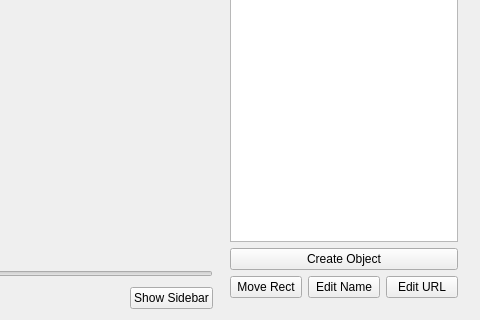
The window that mainwindow.ui (NemirovD/ThesisVideAnnotator) describes before a commit, drawn with Qt 5; both pictures show x 485 to 965 and y 263 to 583 of the 965 by 583 pixel window.
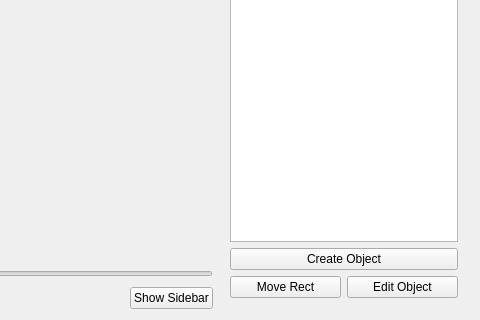
The same window after the commit. Custom widgets are drawn as their Qt base class.

```diff
--- a/mainwindow.ui
+++ b/mainwindow.ui
@@ -128,19 +128,15 @@
            <property name="text">
             <string>Move Rect</string>
            </property>
-          </widget>
-         </item>
-         <item>
-          <widget class="QPushButton" name="pushButton_2">
-           <property name="text">
-            <string>Edit Name</string>
+           <property name="checkable">
+            <bool>true</bool>
            </property>
           </widget>
          </item>
          <item>
           <widget class="QPushButton" name="pushButton_3">
            <property name="text">
-            <string>Edit URL</string>
+            <string>Edit Object</string>
            </property>
           </widget>
          </item>
@@ -187,6 +183,11 @@
    <extends>QLabel</extends>
    <header>vidlabel.h</header>
   </customwidget>
+  <customwidget>
+   <class>ObjectListWidget</class>
+   <extends>QListWidget</extends>
+   <header>objectlistwidget.h</header>
+  </customwidget>
  </customwidgets>
  <resources/>
  <connections>
```
Left out of the diff: 86 changed lines with no effect on the pictures.
